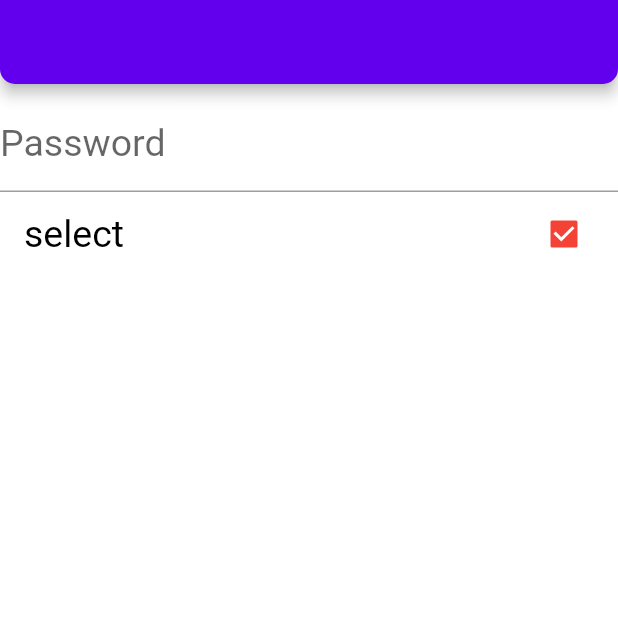
After one commit to ahmethakanyldrm/flutter_learn, a Flutter app: the screen it shows after launch, on a phone screen of 412 x 824 dp, the top half of it. The commit adds this screen. Run offline on Flutter 3.47's test engine with Material 2 defaults, Android fonts, the phone set to English and light mode, and no system bars; our stand-ins replace dio, flutter_spinkit.

Commit message:
Pubdev - Paket Kullanımı - Özel Textfield geliştirme

```diff
--- /dev/null
+++ b/lib/202/theme/light_theme.dart
@@ -0,0 +1,70 @@
+import 'package:flutter/material.dart';
+
+import '../../101/color_learn.dart';
+
+class LightTheme {
+  // ThemeData theme =  ThemeData.dark().copyWith(
+  //       tabBarTheme: TabBarTheme(
+  //         labelColor: Colors.white,
+  //         unselectedLabelColor: Colors.red,
+  //         indicatorSize: TabBarIndicatorSize.label,
+  //       ),
+  //       errorColor: ColorItems.sulu,
+  //       appBarTheme: AppBarTheme(
+  //         backgroundColor: Colors.transparent,
+  //         elevation: 0,
+  //         centerTitle: true,
+  //       ),
+  //       cardTheme: CardTheme(color: Colors.red),
+  //       inputDecorationTheme: InputDecorationTheme(
+  //         filled: true,
+  //         fillColor: Colors.green,
+  //         iconColor: Colors.red,
+  //         border: OutlineInputBorder(),
+  //         floatingLabelStyle: TextStyle(
+  //           color: Colors.red,
+  //           fontSize: 24,
+  //           fontWeight: FontWeight.w400,
+  //         ),
+  //       ),
+  //       textTheme: TextTheme(
+  //         subtitle1: TextStyle(color: Colors.blue),
+  //       ));
+  final _lightColor = _LightColor();
+  late ThemeData theme;
+  LightTheme() {
+    theme = ThemeData(
+      appBarTheme: AppBarTheme(
+        shape: RoundedRectangleBorder(
+          borderRadius: BorderRadius.vertical(bottom: Radius.circular(10)),
+        ),
+      ),
+      scaffoldBackgroundColor: Colors.white60,
+      floatingActionButtonTheme: FloatingActionButtonThemeData(
+        backgroundColor: Colors.green,
+      ),
+      textTheme: ThemeData.light().textTheme.copyWith(
+            subtitle1: TextStyle(
+              fontSize: 25,
+              color: _lightColor._textColor,
+            ),
+          ),
+      colorScheme: ColorScheme.light(),
+      checkboxTheme: CheckboxThemeData(
+        side: BorderSide(color: Colors.yellow),
+        fillColor: MaterialStateProperty.all(Colors.red),
+      ),
+    );
+  }
+  // ThemeData theme =  ThemeData(
+  //   floatingActionButtonTheme: FloatingActionButtonThemeData(
+  //     backgroundColor: _lightColor._textColor,),
+  //     textTheme: ThemeData.light().textTheme.copyWith(
+  //       subtitle1: TextStyle(fontSize: 25),
+  //     ),
+  // );
+}
+
+class _LightColor {
+  final Color _textColor = Colors.black;
+}
--- /dev/null
+++ b/lib/202/theme/theme_learn.dart
@@ -0,0 +1,28 @@
+import 'package:flutter/material.dart';
+import 'package:flutter_learn/demos/password_textfield.dart';
+
+class ThemeLearnView extends StatefulWidget {
+  const ThemeLearnView({super.key});
+
+  @override
+  State<ThemeLearnView> createState() => _ThemeLearnViewState();
+}
+
+class _ThemeLearnViewState extends State<ThemeLearnView> {
+  @override
+  Widget build(BuildContext context) {
+    return Scaffold(
+      appBar: AppBar(),
+      body: Column(
+        children: [
+          PasswordTextField(),
+          CheckboxListTile(
+            value: true,
+            onChanged: (value) {},
+            title: Text("select"),
+          )
+        ],
+      ),
+    );
+  }
+}
--- /dev/null
+++ b/lib/demos/password_textfield.dart
@@ -0,0 +1,47 @@
+import 'package:flutter/material.dart';
+
+class PasswordTextField extends StatefulWidget {
+  const PasswordTextField({super.key, this.controller});
+  final TextEditingController? controller;
+
+  @override
+  State<PasswordTextField> createState() => _PasswordTextFieldState();
+}
+
+class _PasswordTextFieldState extends State<PasswordTextField> {
+  bool _isSecure = true;
+
+  void _changeLoading() {
+    setState(() {
+      _isSecure = !_isSecure;
+    });
+  }
+
+  @override
+  Widget build(BuildContext context) {
+    return TextField(
+      controller: widget.controller,
+      keyboardType: TextInputType.visiblePassword,
+      autofillHints: [AutofillHints.password],
+      obscureText: _isSecure,
+      decoration: InputDecoration(
+        border: UnderlineInputBorder(),
+        hintText: "Password",
+        suffix: IconButton(
+          onPressed: () {
+            _changeLoading();
+          },
+          icon: AnimatedCrossFade(
+            firstChild: Icon(Icons.visibility_outlined),
+            secondChild: Icon(Icons.visibility_off_outlined),
+            crossFadeState: _isSecure
+                ? CrossFadeState.showFirst
+                : CrossFadeState.showSecond,
+            duration: Duration(seconds: 3),
+          ),
+          // Icon(_isSecure ? Icons.visibility : Icons.visibility_off),
+        ),
+      ),
+    );
+  }
+}
```
Also changed, not shown: lib/202/package/launch_manager.dart (added, +9 -0 lines), lib/202/package/loading_bar.dart (added, +15 -0 lines), lib/202/package_learn.dart (added, +43 -0 lines), lib/202/widget_size_enum.dart (added, +38 -0 lines), lib/main.dart (+6 -29 lines), pubspec.yaml (+8 -17 lines), pubspec.lock, 15 other files.
